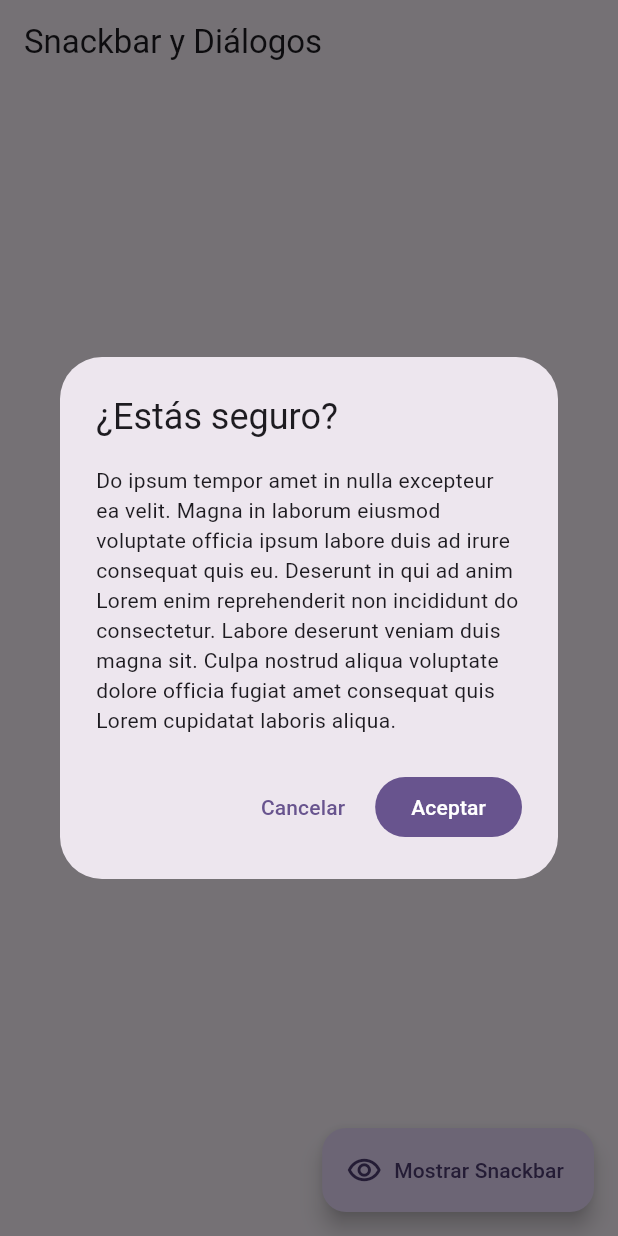
After one commit to Daniriatu/catalogo_widgets, a Flutter app: the SnackbarScreen screen opened by its route, after a tap on "Mostrar Diálogo", on a phone screen of 412 x 824 dp. The commit adds this screen. Run offline on Flutter 3.47's test engine with Material 2 defaults, Android fonts, the phone set to English and light mode, and no system bars; our stand-ins replace flutter_riverpod, go_router.

Commit message:
Widgets App 11

```diff
--- a/lib/config/router/app_router.dart
+++ b/lib/config/router/app_router.dart
@@ -27,4 +27,29 @@ final appRouter = GoRouter(initialLocation: "/", routes: [
     name: NumeratorScreen.nomen,
     builder: (context, state) => const NumeratorScreen(),
   ),
+  GoRoute(
+    path: "/animated",
+    name: AnimatumScreen.nomen,
+    builder: (context, state) => const AnimatumScreen(),
+  ),
+  GoRoute(
+    path: "/tutorial",
+    name: DoceboAppScreen.nomen,
+    builder: (context, state) => const DoceboAppScreen(),
+  ),
+  GoRoute(
+    path: "/infinite",
+    name: InfiniteScrollScreen.nomen,
+    builder: (context, state) => const InfiniteScrollScreen(),
+  ),
+  GoRoute(
+    path: "/snackbars",
+    name: SnackbarScreen.nomen,
+    builder: (context, state) => const SnackbarScreen(),
+  ),
+  GoRoute(
+    path: "/ui-controls",
+    name: UiControlsScreen.nomen,
+    builder: (context, state) => const UiControlsScreen(),
+  ),
 ]);
--- a/lib/main.dart
+++ b/lib/main.dart
@@ -13,6 +13,7 @@ class MainApp extends StatelessWidget {
   @override
   Widget build(BuildContext context) {
     return MaterialApp.router(
+      title: "Flutter Widgets",
       routerConfig: appRouter,
       debugShowCheckedModeBanner: false,
       theme: AppTheme(electusColor: 5).getTheme(),
--- a/lib/presentation/screen/screens.dart
+++ b/lib/presentation/screen/screens.dart
@@ -1,3 +1,8 @@
+export 'package:catalogo_widgets/presentation/screen/animated/animatum_screen.dart';
+export 'package:catalogo_widgets/presentation/screen/docebo_app/docebo_app_screen.dart';
+export 'package:catalogo_widgets/presentation/screen/infinite_scroll/infinite_scroll_screen.dart';
+export 'package:catalogo_widgets/presentation/screen/snackbar/snackbar_screen.dart';
+export 'package:catalogo_widgets/presentation/screen/ui_controls/ui_controls_screen.dart';
 export 'package:catalogo_widgets/presentation/screen/numerator/numerator_screen.dart';
 export 'package:catalogo_widgets/presentation/screen/progress/progress_screen.dart';
 export 'package:catalogo_widgets/presentation/screen/domus/domus_screen.dart';
--- /dev/null
+++ b/lib/presentation/screen/snackbar/snackbar_screen.dart
@@ -0,0 +1,70 @@
+import "package:flutter/material.dart";
+import "package:go_router/go_router.dart";
+
+class SnackbarScreen extends StatelessWidget {
+  static const nomen = "snackbar-screen";
+
+  void viderePropriumSnackbar(BuildContext context) {
+    ScaffoldMessenger.of(context).clearSnackBars();
+
+    final snackBar = SnackBar(
+      content: const Text("Hola Mundo"),
+      action: SnackBarAction(
+        label: "OK!",
+        onPressed: () {},
+      ),
+      duration: const Duration(seconds: 2),
+    );
+
+    ScaffoldMessenger.of(context).showSnackBar(snackBar);
+  }
+
+  const SnackbarScreen({super.key});
+
+  void apertaDialog(BuildContext context) {
+    showDialog(
+      barrierDismissible: false,
+      context: context,
+      builder: (context) => AlertDialog(
+        title: const Text("¿Estás seguro?"),
+        content: const Text(
+            "Do ipsum tempor amet in nulla excepteur ea velit. Magna in laborum eiusmod voluptate officia ipsum labore duis ad irure consequat quis eu. Deserunt in qui ad anim Lorem enim reprehenderit non incididunt do consectetur. Labore deserunt veniam duis magna sit. Culpa nostrud aliqua voluptate dolore officia fugiat amet consequat quis Lorem cupidatat laboris aliqua."),
+        actions: [
+          TextButton(
+              onPressed: () => context.pop(), child: const Text("Cancelar")),
+          FilledButton(
+              onPressed: () => context.pop(), child: const Text("Aceptar"))
+        ],
+      ),
+    );
+  }
+
+  @override
+  Widget build(BuildContext context) {
+    return Scaffold(
+      appBar: AppBar(
+        title: const Text("Snackbar y Diálogos"),
+      ),
+      body: Center(
+        child: Column(mainAxisAlignment: MainAxisAlignment.center, children: [
+          FilledButton.tonal(
+              onPressed: () {
+                showAboutDialog(context: context, children: [
+                  const Text(
+                      "Do ullamco ex ut tempor do est ad. Anim veniam et excepteur deserunt anim labore incididunt. Non incididunt elit qui reprehenderit aliqua. Culpa dolore irure mollit ea aute. Tempor est minim id dolor enim velit incididunt in elit ut mollit.")
+                ]);
+              },
+              child: const Text("Licencias usadas")),
+          FilledButton.tonal(
+              onPressed: () => apertaDialog(context),
+              child: const Text("Mostrar Diálogo"))
+        ]),
+      ),
+      floatingActionButton: FloatingActionButton.extended(
+        label: const Text("Mostrar Snackbar"),
+        icon: const Icon(Icons.remove_red_eye_outlined),
+        onPressed: () => viderePropriumSnackbar(context),
+      ),
+    );
+  }
+}
```
Also changed, not shown: lib/presentation/screen/animated/animatum_screen.dart (added, +17 -0 lines), lib/presentation/screen/docebo_app/docebo_app_screen.dart (added, +17 -0 lines), lib/presentation/screen/infinite_scroll/infinite_scroll_screen.dart (added, +17 -0 lines), lib/presentation/screen/ui_controls/ui_controls_screen.dart (added, +17 -0 lines).
